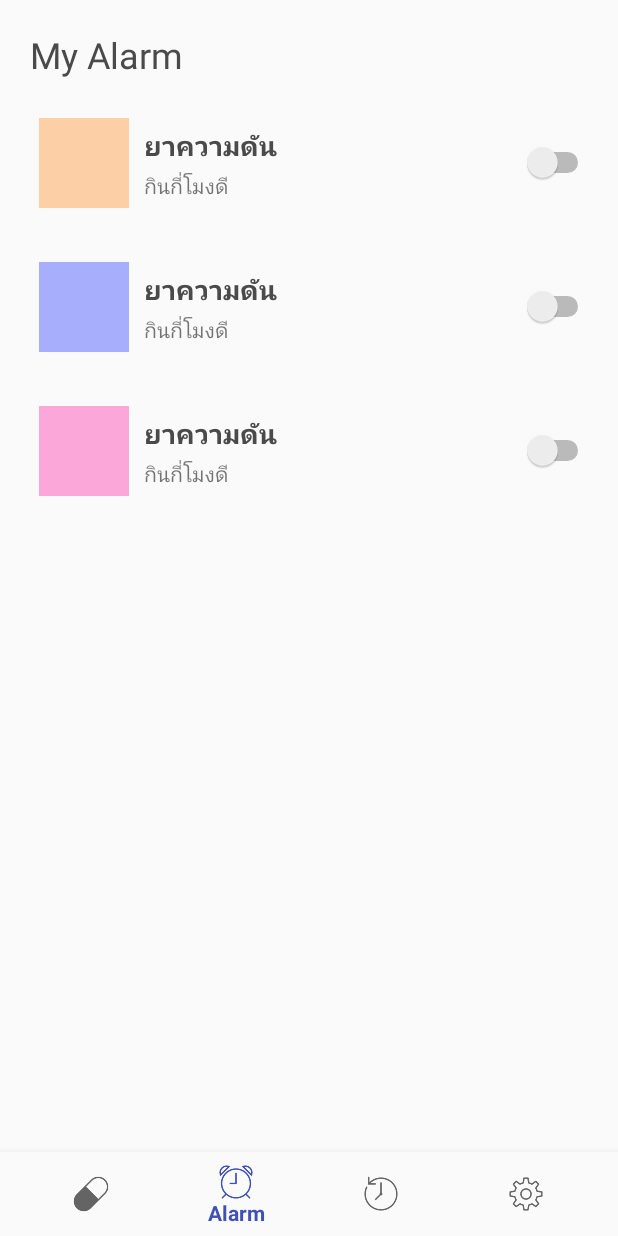
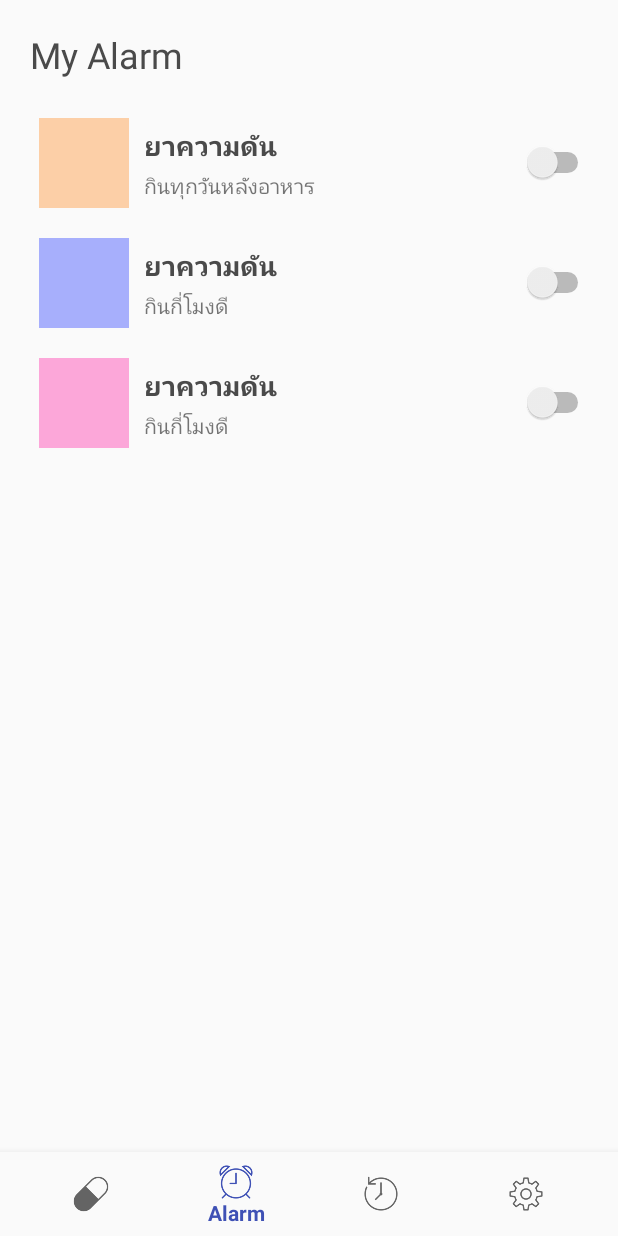
Before and after one commit to iamteerawut/se_project, an Android app: the screen it shows after launch (MainActivity), item 2 of the bottom bar chosen, on a phone screen of 412 x 824 dp. Run offline under Robolectric (Android 15) with nearby library versions, the phone set to English and light mode, and no system bars.

Commit message:
Update alert page

```diff
--- a/Pillminder/app/src/main/res/layout/fragment_alert.xml
+++ b/Pillminder/app/src/main/res/layout/fragment_alert.xml
@@ -24,7 +24,6 @@
             android:layout_marginTop="16dp"
             android:layout_marginLeft="16dp"
             android:layout_marginRight="16dp"
-            android:layout_marginBottom="16dp"
             android:orientation="horizontal"
             android:layout_width="match_parent"
             android:layout_height="80dp">
@@ -54,7 +53,7 @@
 
                 <TextView
                     android:layout_marginTop="4dp"
-                    android:text="กินกี่โมงดี"
+                    android:text="กินทุกวันหลังอาหาร"
                     android:textSize="14sp"
                     android:layout_width="wrap_content"
                     android:layout_height="wrap_content" />
@@ -79,7 +78,6 @@
         <LinearLayout
             android:layout_marginLeft="16dp"
             android:layout_marginRight="16dp"
-            android:layout_marginBottom="16dp"
             android:orientation="horizontal"
             android:layout_width="match_parent"
             android:layout_height="80dp">
```
